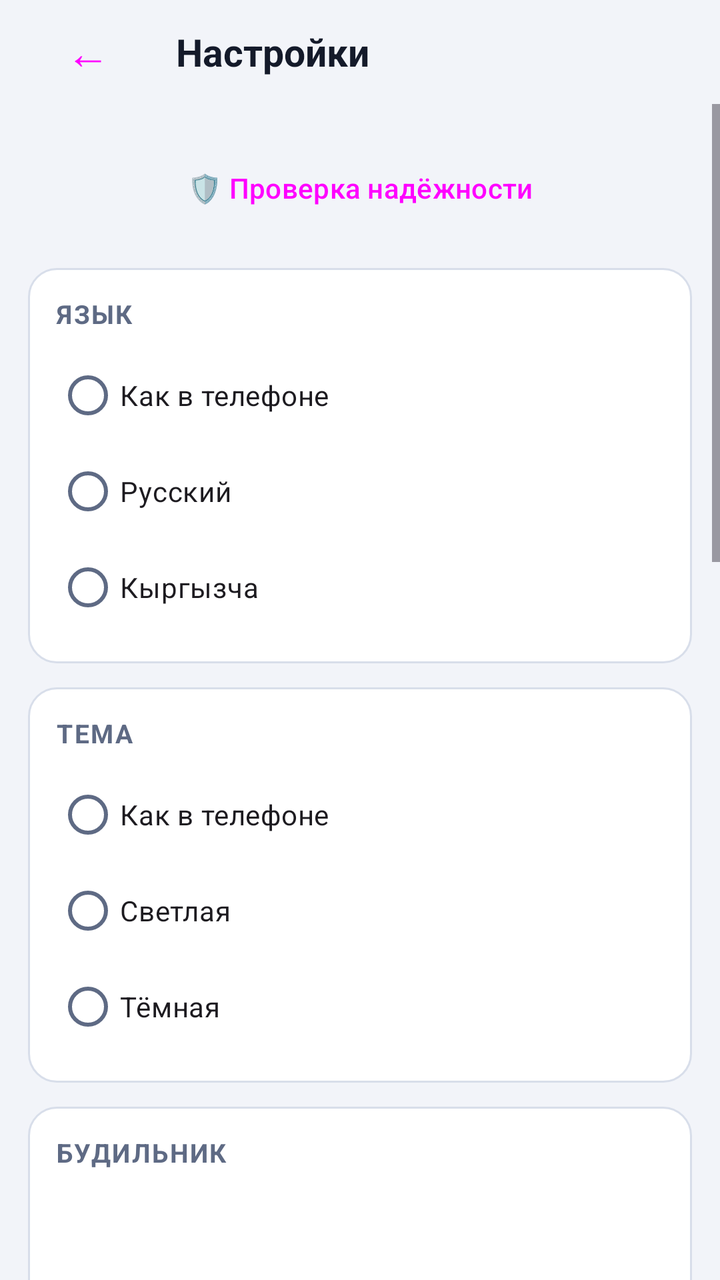
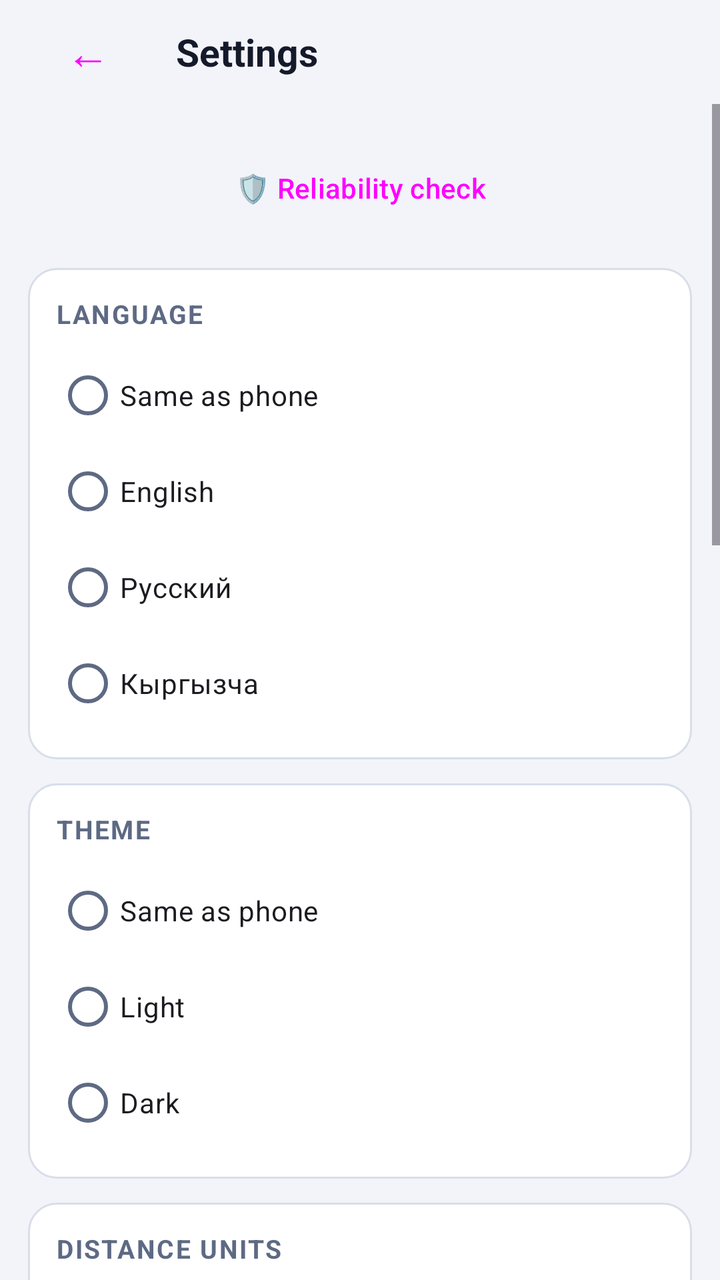

The first picture is an Android layout as it rendered before a commit; the second is the same layout after the commit. The layout source and the unified diff follow.
<!-- AndroidManifest.xml: application theme Theme.NeProspi -->
<!-- res/layout/activity_settings.xml -->
<?xml version="1.0" encoding="utf-8"?>
<LinearLayout xmlns:android="http://schemas.android.com/apk/res/android"
    android:id="@+id/settingsRoot"
    android:layout_width="match_parent"
    android:layout_height="match_parent"
    android:background="@color/bg"
    android:orientation="vertical">

    <LinearLayout
        android:layout_width="match_parent"
        android:layout_height="52dp"
        android:gravity="center_vertical"
        android:orientation="horizontal">

        <Button
            android:id="@+id/backBtn"
            style="@style/Widget.Material3.Button.TextButton"
            android:layout_width="wrap_content"
            android:layout_height="wrap_content"
            android:contentDescription="@string/back"
            android:text="←"
            android:textSize="22sp" />

        <TextView
            android:layout_width="wrap_content"
            android:layout_height="wrap_content"
            android:text="@string/settings"
            android:textColor="@color/text"
            android:textSize="19sp"
            android:textStyle="bold" />
    </LinearLayout>

    <ScrollView
        android:layout_width="match_parent"
        android:layout_height="match_parent">

        <LinearLayout
            android:layout_width="match_parent"
            android:layout_height="wrap_content"
            android:orientation="vertical"
            android:padding="14dp">

            <Button
                android:id="@+id/setupBtn"
                style="@style/Widget.Material3.Button.TonalButton"
                android:layout_width="match_parent"
                android:layout_height="56dp"
                android:layout_marginBottom="12dp"
                android:text="@string/setup_open" />

            
            <LinearLayout style="@style/Card">
                <TextView style="@style/CardTitle" android:text="@string/set_language" />
                <RadioGroup
                    android:id="@+id/langGroup"
                    android:layout_width="match_parent"
                    android:layout_height="wrap_content">
                    <RadioButton android:id="@+id/langSystem" style="@style/Radio" android:text="@string/lang_system" />
                    <RadioButton android:id="@+id/langRu" style="@style/Radio" android:text="Русский" />
                    <RadioButton android:id="@+id/langKy" style="@style/Radio" android:text="Кыргызча" />
                </RadioGroup>
            </LinearLayout>

            
            <LinearLayout style="@style/Card">
                <TextView style="@style/CardTitle" android:text="@string/set_theme" />
                <RadioGroup
                    android:id="@+id/themeGroup"
                    android:layout_width="match_parent"
                    android:layout_height="wrap_content">
                    <RadioButton android:id="@+id/themeSystem" style="@style/Radio" android:text="@string/theme_system" />
                    <RadioButton android:id="@+id/themeLight" style="@style/Radio" android:text="@string/theme_light" />
                    <RadioButton android:id="@+id/themeDark" style="@style/Radio" android:text="@string/theme_dark" />
                </RadioGroup>
            </LinearLayout>

            
            <LinearLayout style="@style/Card">
                <TextView style="@style/CardTitle" android:text="@string/set_alarm" />
                <Button
                    android:id="@+id/soundBtn"
                    style="@style/Widget.Material3.Button.OutlinedButton"
                    android:layout_width="match_parent"
                    android:layout_height="wrap_content"
                    android:ellipsize="end"
                    android:maxLines="1" />
                <com.google.android.material.materialswitch.MaterialSwitch
                    android:id="@+id/vibrationOnlySwitch"
                    style="@style/Switch"
                    android:text="@string/vibration_only" />
                <TextView style="@style/SwitchNote" android:text="@string/vibration_only_desc" />
                <com.google.android.material.materialswitch.MaterialSwitch
                    android:id="@+id/flashlightSwitch"
                    style="@style/Switch"
                    android:text="@string/flashlight" />
                <com.google.android.material.materialswitch.MaterialSwitch
                    android:id="@+id/headphonesSwitch"
                    style="@style/Switch"
                    android:text="@string/headphones_only" />
                <TextView style="@style/SwitchNote" android:text="@string/headphones_only_desc" />
                <com.google.android.material.materialswitch.MaterialSwitch
                    android:id="@+id/voiceSwitch"
                    style="@style/Switch"
                    android:text="@string/voice_title" />
                <TextView style="@style/SwitchNote" android:text="@string/voice_desc" />
            </LinearLayout>

            
            <LinearLayout style="@style/Card">
                <TextView style="@style/CardTitle" android:text="@string/set_family" />
                <EditText
                    android:id="@+id/phoneInput"
                    android:layout_width="match_parent"
                    android:layout_height="wrap_content"
                    android:hint="@string/contact_phone_hint"
                    android:inputType="phone"
                    android:textColor="@color/text"
                    android:textColorHint="@color/muted" />
                <com.google.android.material.materialswitch.MaterialSwitch
                    android:id="@+id/smsSwitch"
                    style="@style/Switch"
                    android:text="@string/sms_enabled" />
                <TextView style="@style/SwitchNote" android:text="@string/sms_note" />
            </LinearLayout>

            
            <LinearLayout style="@style/Card">
                <TextView style="@style/CardTitle" android:text="@string/set_offline" />
                <TextView
                    android:id="@+id/offlineStatus"
                    style="@style/Muted"
                    android:textColor="@color/text"
                    android:textSize="15sp" />
                <Button
                    android:id="@+id/offlineDownload"
                    android:layout_width="match_parent"
                    android:layout_height="wrap_content"
                    android:layout_marginTop="8dp" />
                <Button
                    android:id="@+id/offlineDelete"
                    style="@style/Widget.Material3.Button.TextButton"
                    android:layout_width="wrap_content"
                    android:layout_height="wrap_content"
                    android:text="@string/offline_delete" />
                <com.google.android.material.materialswitch.MaterialSwitch
                    android:id="@+id/offlineAlwaysSwitch"
                    style="@style/Switch"
                    android:text="@string/offline_always" />
                <TextView style="@style/SwitchNote" android:text="@string/offline_always_desc" />
            </LinearLayout>

            <TextView
                style="@style/Muted"
                android:gravity="center"
                android:text="@string/map_attribution" />
        </LinearLayout>
    </ScrollView>
</LinearLayout>
<!-- resources referenced by this layout -->
<resources>
  <color name="bg">#F2F4F9</color>
  <color name="muted">#5E6A84</color>
  <color name="text">#141A2A</color>
  <string name="back">Назад</string>
  <string name="contact_phone_hint">Номер, например +996 555 123 456</string>
  <string name="flashlight">Мигать фонариком</string>
  <string name="headphones_only">Звук только в наушники</string>
  <string name="headphones_only_desc">Если наушники не подключены — только вибрация</string>
  <string name="lang_system">Как в телефоне</string>
  <string name="map_attribution">Карты и остановки © участники OpenStreetMap (ODbL)</string>
  <string name="offline_always">Всегда использовать офлайн-карту</string>
  <string name="offline_always_desc">Иначе офлайн-карта включается сама, когда нет интернета</string>
  <string name="offline_delete">Удалить карту</string>
  <string name="set_alarm">Будильник</string>
  <string name="set_family">Близкие</string>
  <string name="set_language">Язык</string>
  <string name="set_offline">Офлайн-карта</string>
  <string name="set_theme">Тема</string>
  <string name="settings">Настройки</string>
  <string name="setup_open">🛡️ Проверка надёжности</string>
  <string name="sms_enabled">Отправлять SMS: когда выехал и когда подъезжаю</string>
  <string name="sms_note">SMS уходят с вашего номера и оплачиваются по тарифу. В симуляции не отправляются. Кнопка «Отправить близким» во время поездки делится ссылкой через Telegram или WhatsApp.</string>
  <string name="theme_dark">Тёмная</string>
  <string name="theme_light">Светлая</string>
  <string name="theme_system">Как в телефоне</string>
  <string name="vibration_only">Только вибрация, без звука</string>
  <string name="vibration_only_desc">Чтобы не будить соседей в маршрутке</string>
  <string name="voice_desc">Скажет, сколько осталось ехать и когда готовиться выходить. В тихих режимах — только в наушники</string>
  <string name="voice_title">Голосовые подсказки</string>
  <style name="Card">
          <item name="android:layout_width">match_parent</item>
          <item name="android:layout_height">wrap_content</item>
          <item name="android:orientation">vertical</item>
          <item name="android:background">@drawable/card_bg</item>
          <item name="android:padding">14dp</item>
          <item name="android:layout_marginBottom">12dp</item>
      </style>
  <style name="Muted">
          <item name="android:layout_width">match_parent</item>
          <item name="android:layout_height">wrap_content</item>
          <item name="android:textSize">13sp</item>
          <item name="android:textColor">@color/muted</item>
          <item name="android:layout_marginTop">6dp</item>
      </style>
  <style name="Radio">
          <item name="android:layout_width">match_parent</item>
          <item name="android:layout_height">wrap_content</item>
      </style>
  <style name="Switch">
          <item name="android:layout_width">match_parent</item>
          <item name="android:layout_height">wrap_content</item>
          <item name="android:layout_marginTop">6dp</item>
          <item name="android:textColor">@color/text</item>
          <item name="android:textSize">15sp</item>
      </style>
  <style name="SwitchNote" parent="Muted">
          <item name="android:layout_marginTop">0dp</item>
          <item name="android:layout_marginBottom">4dp</item>
      </style>
  <!-- drawable card_bg (drawable) -->
  <shape xmlns:android="http://schemas.android.com/apk/res/android" android:shape="rectangle">
      <solid android:color="@color/card" />
      <stroke android:width="1dp" android:color="@color/line" />
      <corners android:radius="14dp" />
  </shape>
  <color name="accent">#2F6FE4</color>
  <color name="card">#FFFFFF</color>
  <color name="line">#D8DEEA</color>
  <color name="accent_container">#DCE6FF</color>
</resources>

<!-- the commit's change to res/layout/activity_settings.xml (unified diff, before → after) -->
@@ -56,6 +56,7 @@
                     android:layout_width="match_parent"
                     android:layout_height="wrap_content">
                     <RadioButton android:id="@+id/langSystem" style="@style/Radio" android:text="@string/lang_system" />
+                    <RadioButton android:id="@+id/langEn" style="@style/Radio" android:text="English" />
                     <RadioButton android:id="@+id/langRu" style="@style/Radio" android:text="Русский" />
                     <RadioButton android:id="@+id/langKy" style="@style/Radio" android:text="Кыргызча" />
                 </RadioGroup>
@@ -71,6 +72,19 @@
                     <RadioButton android:id="@+id/themeSystem" style="@style/Radio" android:text="@string/theme_system" />
                     <RadioButton android:id="@+id/themeLight" style="@style/Radio" android:text="@string/theme_light" />
                     <RadioButton android:id="@+id/themeDark" style="@style/Radio" android:text="@string/theme_dark" />
+                </RadioGroup>
+            </LinearLayout>
+
+            
+            <LinearLayout style="@style/Card">
+                <TextView style="@style/CardTitle" android:text="@string/set_units" />
+                <RadioGroup
+                    android:id="@+id/unitsGroup"
+                    android:layout_width="match_parent"
+                    android:layout_height="wrap_content">
+                    <RadioButton android:id="@+id/unitsAuto" style="@style/Radio" android:text="@string/units_auto" />
+                    <RadioButton android:id="@+id/unitsMetric" style="@style/Radio" android:text="@string/units_metric" />
+                    <RadioButton android:id="@+id/unitsImperial" style="@style/Radio" android:text="@string/units_imperial" />
                 </RadioGroup>
             </LinearLayout>
 
@@ -127,26 +141,17 @@
             <LinearLayout style="@style/Card">
                 <TextView style="@style/CardTitle" android:text="@string/set_offline" />
                 <TextView
-                    android:id="@+id/offlineStatus"
+                    android:id="@+id/offlineSummary"
                     style="@style/Muted"
                     android:textColor="@color/text"
                     android:textSize="15sp" />
                 <Button
-                    android:id="@+id/offlineDownload"
+                    android:id="@+id/offlineMapsBtn"
+                    style="@style/Widget.Material3.Button.TonalButton"
                     android:layout_width="match_parent"
                     android:layout_height="wrap_content"
-                    android:layout_marginTop="8dp" />
-                <Button
-                    android:id="@+id/offlineDelete"
-                    style="@style/Widget.Material3.Button.TextButton"
-                    android:layout_width="wrap_content"
-                    android:layout_height="wrap_content"
-                    android:text="@string/offline_delete" />
-                <com.google.android.material.materialswitch.MaterialSwitch
-                    android:id="@+id/offlineAlwaysSwitch"
-                    style="@style/Switch"
-                    android:text="@string/offline_always" />
-                <TextView style="@style/SwitchNote" android:text="@string/offline_always_desc" />
+                    android:layout_marginTop="8dp"
+                    android:text="@string/offline_manage" />
             </LinearLayout>
 
             <TextView
<!-- resource entries referenced after the edit -->
@@ -3,32 +3,34 @@
   <color name="bg">#F2F4F9</color>
   <color name="muted">#5E6A84</color>
   <color name="text">#141A2A</color>
-  <string name="back">Назад</string>
-  <string name="contact_phone_hint">Номер, например +996 555 123 456</string>
-  <string name="flashlight">Мигать фонариком</string>
-  <string name="headphones_only">Звук только в наушники</string>
-  <string name="headphones_only_desc">Если наушники не подключены — только вибрация</string>
-  <string name="lang_system">Как в телефоне</string>
-  <string name="map_attribution">Карты и остановки © участники OpenStreetMap (ODbL)</string>
-  <string name="offline_always">Всегда использовать офлайн-карту</string>
-  <string name="offline_always_desc">Иначе офлайн-карта включается сама, когда нет интернета</string>
-  <string name="offline_delete">Удалить карту</string>
-  <string name="set_alarm">Будильник</string>
-  <string name="set_family">Близкие</string>
-  <string name="set_language">Язык</string>
-  <string name="set_offline">Офлайн-карта</string>
-  <string name="set_theme">Тема</string>
-  <string name="settings">Настройки</string>
-  <string name="setup_open">🛡️ Проверка надёжности</string>
-  <string name="sms_enabled">Отправлять SMS: когда выехал и когда подъезжаю</string>
-  <string name="sms_note">SMS уходят с вашего номера и оплачиваются по тарифу. В симуляции не отправляются. Кнопка «Отправить близким» во время поездки делится ссылкой через Telegram или WhatsApp.</string>
-  <string name="theme_dark">Тёмная</string>
-  <string name="theme_light">Светлая</string>
-  <string name="theme_system">Как в телефоне</string>
-  <string name="vibration_only">Только вибрация, без звука</string>
-  <string name="vibration_only_desc">Чтобы не будить соседей в маршрутке</string>
-  <string name="voice_desc">Скажет, сколько осталось ехать и когда готовиться выходить. В тихих режимах — только в наушники</string>
-  <string name="voice_title">Голосовые подсказки</string>
+  <string name="back">Back</string>
+  <string name="contact_phone_hint">Phone number with country code</string>
+  <string name="flashlight">Flash the flashlight</string>
+  <string name="headphones_only">Sound in headphones only</string>
+  <string name="headphones_only_desc">If no headphones are connected — vibration only</string>
+  <string name="lang_system">Same as phone</string>
+  <string name="map_attribution">Maps and stops © OpenStreetMap contributors (ODbL)</string>
+  <string name="offline_manage">Manage offline maps</string>
+  <string name="set_alarm">Alarm</string>
+  <string name="set_family">Family</string>
+  <string name="set_language">Language</string>
+  <string name="set_offline">Offline maps</string>
+  <string name="set_theme">Theme</string>
+  <string name="set_units">Distance units</string>
+  <string name="settings">Settings</string>
+  <string name="setup_open">🛡️ Reliability check</string>
+  <string name="sms_enabled">Send SMS when I leave and when I\'m close</string>
+  <string name="sms_note">SMS are sent from your number and charged by your carrier. Not sent in simulation. The “Share” button during a trip sends a link through any messenger.</string>
+  <string name="theme_dark">Dark</string>
+  <string name="theme_light">Light</string>
+  <string name="theme_system">Same as phone</string>
+  <string name="units_auto">Automatic (by country)</string>
+  <string name="units_imperial">Miles and feet</string>
+  <string name="units_metric">Kilometres and metres</string>
+  <string name="vibration_only">Vibration only, no sound</string>
+  <string name="vibration_only_desc">So you don\'t wake up other passengers</string>
+  <string name="voice_desc">Says how far you have left and when to get ready. In quiet modes — headphones only</string>
+  <string name="voice_title">Voice announcements</string>
   <style name="Card">
           <item name="android:layout_width">match_parent</item>
           <item name="android:layout_height">wrap_content</item>
